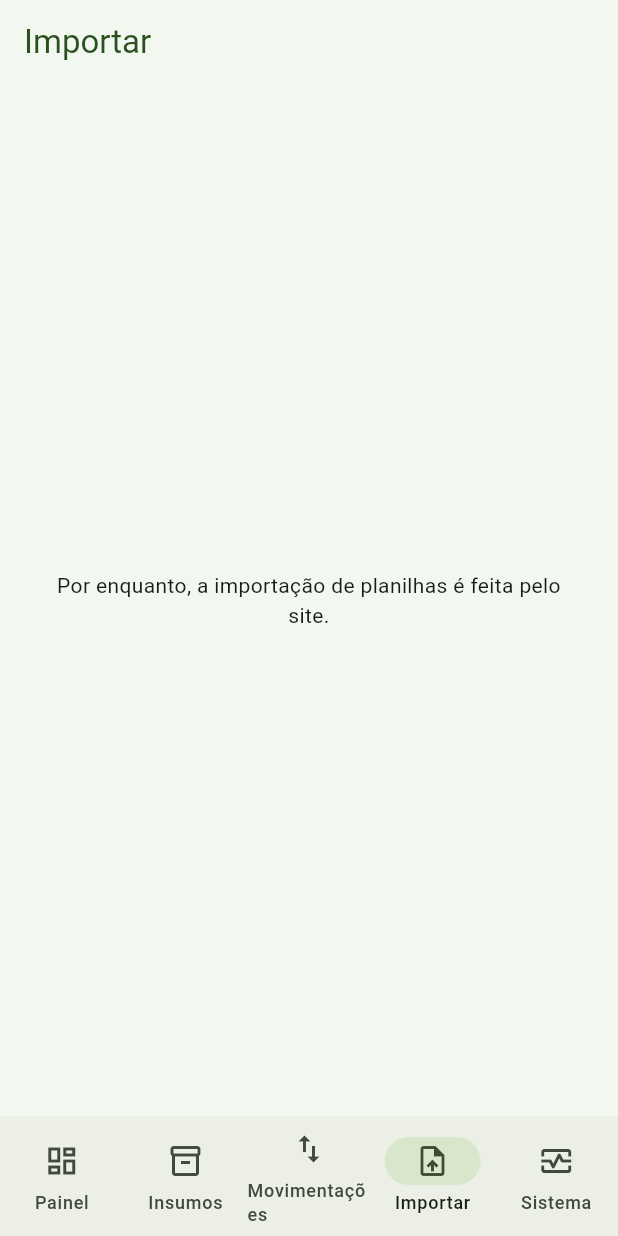
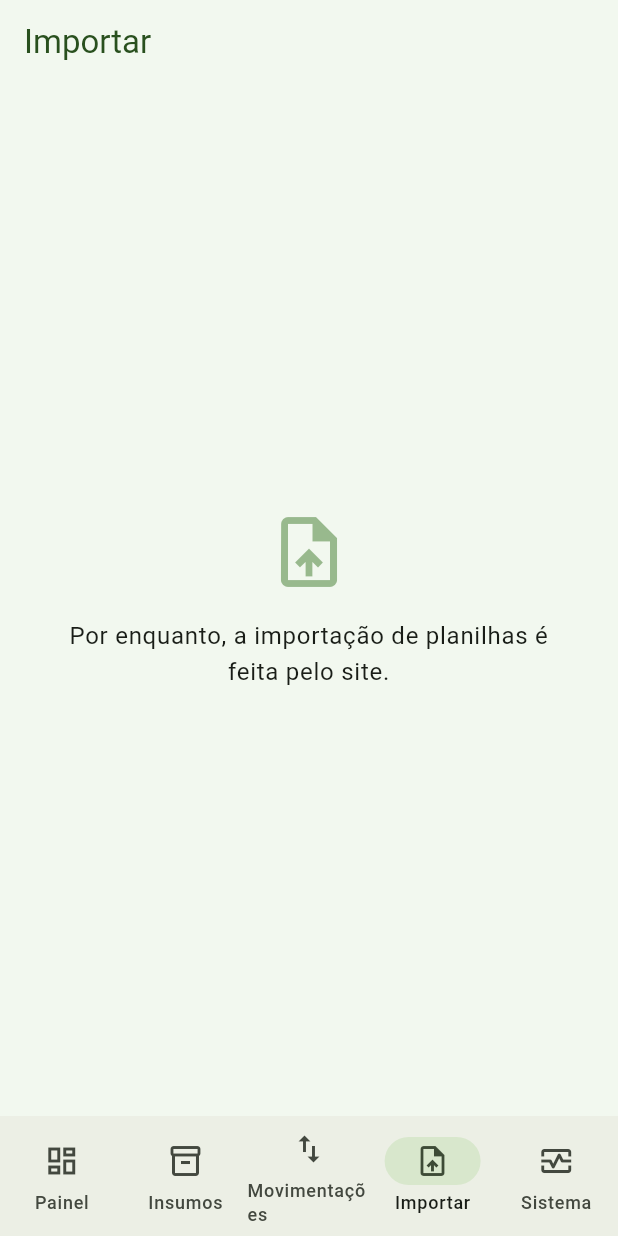
Before and after one commit to BDCACO/AgroHack, a Flutter app: the screen it shows after launch, item 4 of the bottom bar chosen, on a phone screen of 412 x 824 dp. Run offline on Flutter 3.47's test engine with Material 3 defaults, Android fonts, the phone set to English and light mode, and no system bars; network calls fail.

Commit message:
fix(mobile): contraste de texto e tela Sistema com resumo visual
Âmbar e azul da gravidade não passavam de 4,5:1 como cor de texto em
fundo claro (falha de acessibilidade pra quem usa o app no sol); ganham
uma variante mais escura só para texto, mantendo a cor original em
ícone/bolinha/barra de progresso. Texto de alerta sobe pra bodyLarge.

Sistema ganha um resumo grande (ok/erro) no topo em vez de só duas
linhas técnicas; Importar ganha um ícone pra não ficar um texto solto.

```diff
--- a/mobile/lib/pages/importar_page.dart
+++ b/mobile/lib/pages/importar_page.dart
@@ -1,4 +1,6 @@
 import 'package:flutter/material.dart';
+
+import '../core/tema.dart';
 
 /// A importação de planilha ainda é só pelo site: no app falta escolher o
 /// arquivo no celular (file_picker) e mostrar a prévia antes de gravar.
@@ -7,12 +9,24 @@ class ImportarPage extends StatelessWidget {
 
   @override
   Widget build(BuildContext context) {
-    return const Center(
+    return Center(
       child: Padding(
-        padding: EdgeInsets.all(32),
-        child: Text(
-          'Por enquanto, a importação de planilhas é feita pelo site.',
-          textAlign: TextAlign.center,
+        padding: const EdgeInsets.all(32),
+        child: Column(
+          mainAxisSize: MainAxisSize.min,
+          children: [
+            Icon(
+              Icons.upload_file_outlined,
+              size: 56,
+              color: Cores.campo600.withValues(alpha: 0.5),
+            ),
+            const SizedBox(height: 16),
+            Text(
+              'Por enquanto, a importação de planilhas é feita pelo site.',
+              textAlign: TextAlign.center,
+              style: Theme.of(context).textTheme.bodyLarge,
+            ),
+          ],
         ),
       ),
     );
```
Also changed, not shown: mobile/lib/core/tema.dart (+9 -0 lines), mobile/lib/pages/insumos_page.dart (+6 -1 lines), mobile/lib/pages/painel_page.dart (+8 -5 lines), mobile/lib/pages/sistema_page.dart (+66 -15 lines).
